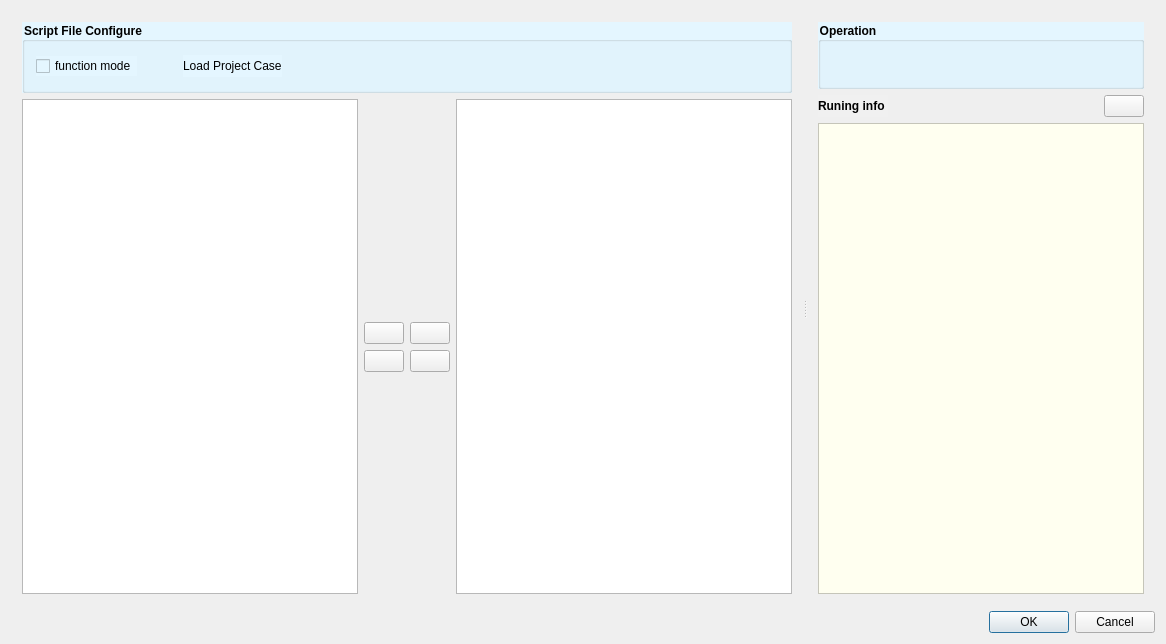
This is RTA/CaseScriptConfigure.ui in pengjianaixue/DotNetCallNativePythonMethod as Qt 5 draws it before an edit. The edited form follows.
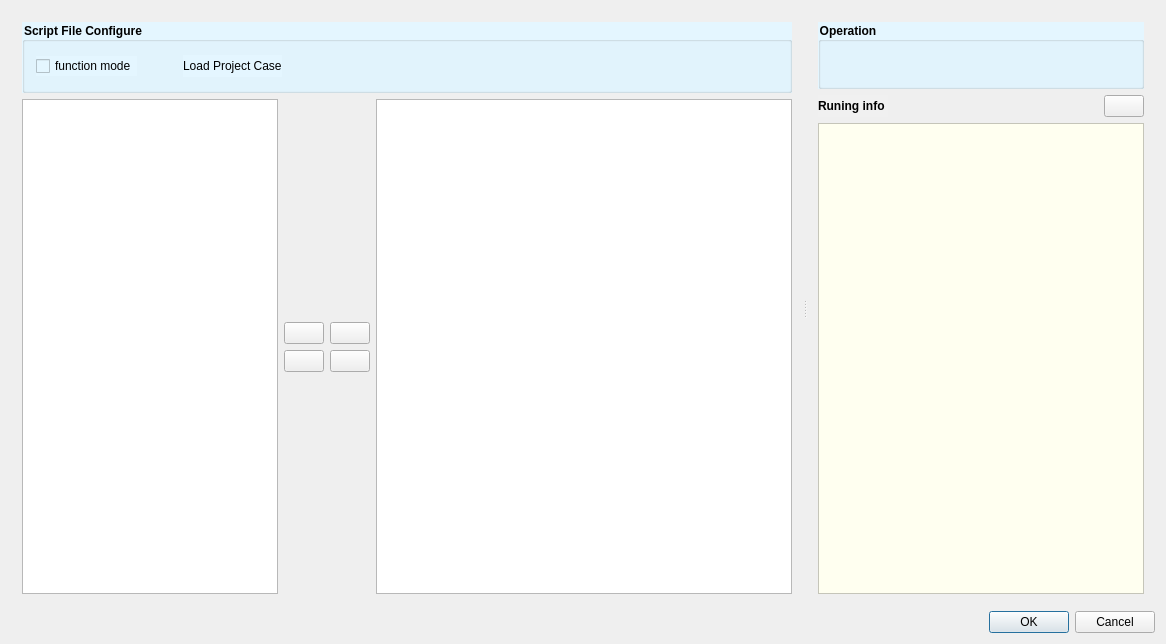
This is the edited form. Icons and pictures are not drawn.

Commit message: fix the path and add the customization tree view class

```diff
--- a/RTA/CaseScriptConfigure.ui
+++ b/RTA/CaseScriptConfigure.ui
@@ -138,7 +138,7 @@
           </widget>
          </item>
          <item>
-          <layout class="QHBoxLayout" name="horizontalLayout_9" stretch="20,1,20">
+          <layout class="QHBoxLayout" name="HLayout_Caselist" stretch="0,1,20">
            <item>
             <widget class="QTreeView" name="CaseFile_treeView">
              <property name="sizePolicy">
```
Left out of the diff: 17 changed lines with no effect on the pictures. The commit also changes 15 other files.
